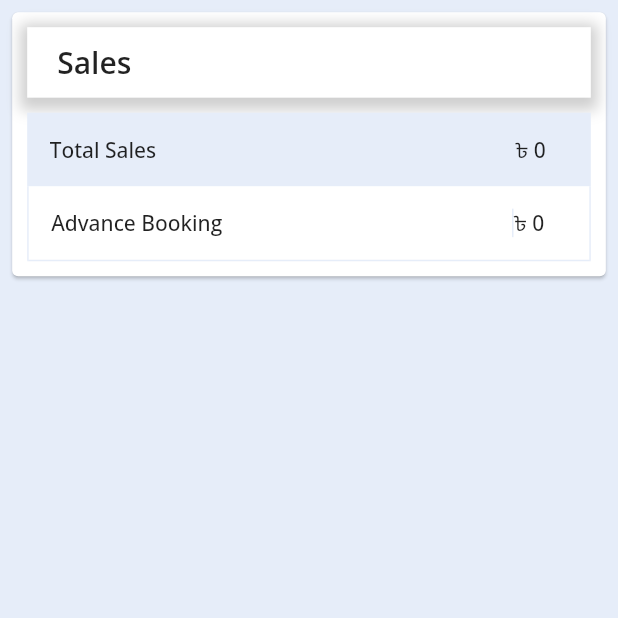
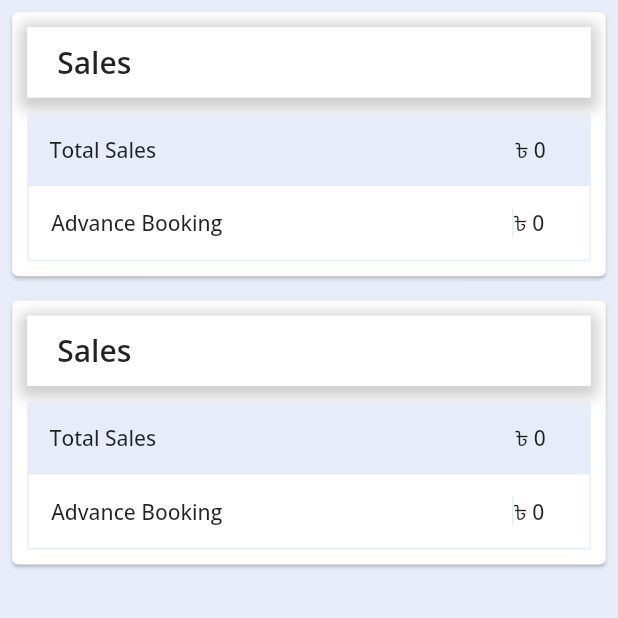
Before and after one commit to SujitSarkar/Red-Saloon-App, a Flutter app: the DailyReportpage screen opened directly, on a phone screen of 412 x 824 dp, the top half of it. Run offline on Flutter 3.47's test engine with Material 2 defaults, Android fonts, the phone set to English and light mode, and no system bars; our stand-ins replace cached_network_image, fluttertoast, get, line_awesome_flutter, shared_preferences; accounts and stored records are empty.

Commit message:
First commit

```diff
--- a/lib/pages/daily_report_page.dart
+++ b/lib/pages/daily_report_page.dart
@@ -1,6 +1,5 @@
-
-
 import 'package:flutter/material.dart';
+import 'package:get/get.dart';
 import 'package:red_saloon/variables/config.dart';
 
 class DailyReportpage extends StatelessWidget {
@@ -14,7 +13,7 @@ class DailyReportpage extends StatelessWidget {
           body: ListView(
             children: [
               Padding(
-              padding:  EdgeInsets.all(dSize(.010)),
+                padding: EdgeInsets.all(dSize(.010)),
                 child: Card(
                   child: Padding(
                     padding: const EdgeInsets.all(10.0),
@@ -22,7 +21,8 @@ class DailyReportpage extends StatelessWidget {
                       crossAxisAlignment: CrossAxisAlignment.start,
                       children: [
                         Container(
-                        padding: const EdgeInsets.symmetric(vertical: 10.0,horizontal: 20.0),
+                            padding: const EdgeInsets.symmetric(
+                                vertical: 10.0, horizontal: 20.0),
                             width: double.infinity,
                             decoration: BoxDecoration(
                               color: Colors.white,
@@ -31,12 +31,19 @@ class DailyReportpage extends StatelessWidget {
                                   color: Colors.grey.withOpacity(0.5),
                                   spreadRadius: 5,
                                   blurRadius: 7,
-                              offset: const Offset(0, 3), // changes position of shadow
+                                  offset: const Offset(
+                                      0, 3), // changes position of shadow
                                 ),
                               ],
                             ),
-                          child: Text("Sales", style: TextStyle(fontWeight: FontWeight.bold,fontSize: 20),)),
-                      SizedBox(height: 10,),
+                            child: Text(
+                              "Sales",
+                              style: TextStyle(
+                                  fontWeight: FontWeight.bold, fontSize: 20),
+                            )),
+                        SizedBox(
+                          height: 10,
+                        ),
                         Container(
                           padding: EdgeInsets.all(15.0),
                           color: Color(0xffE6EDF9),
@@ -56,27 +63,105 @@ class DailyReportpage extends StatelessWidget {
                           decoration: const BoxDecoration(
                               border: Border(
                             top: BorderSide.none,
-                              bottom: BorderSide(color:  Color(0xffE6EDF9)),
+                            bottom: BorderSide(color: Color(0xffE6EDF9)),
                             left: BorderSide(color: Color(0xffE6EDF9)),
                             right: BorderSide(color: Color(0xffE6EDF9)),
-
-
-                            )
-                        ),
+                          )),
                           child: Padding(
                             padding: const EdgeInsets.only(right: 15),
                             child: Row(
                               mainAxisAlignment: MainAxisAlignment.spaceBetween,
-                            children:  [
+                              children: [
                                 Text("Advance Booking"),
                                 Container(
                                     decoration: const BoxDecoration(
                                         border: Border(
+                                      left:
+                                          BorderSide(color: Color(0xffE6EDF9)),
+                                    )),
+                                    child: Text("৳ 0")),
+                              ],
+                            ),
+                          ),
+                        )
+                      ],
+                    ),
+                  ),
+                ),
+              ),
+              Padding(
 
+                padding: EdgeInsets.all(dSize(.010)),
+                child: Card(
+
+                  child: Padding(
+                    padding: const EdgeInsets.all(10.0),
+                    child: Column(
+                      crossAxisAlignment: CrossAxisAlignment.start,
+
+                      children: [
+                        Container(
+
+                            padding: const EdgeInsets.symmetric(
+                                vertical: 10.0, horizontal: 20.0),
+                            width: double.infinity,
+                            decoration: BoxDecoration(
+                              color: Colors.white,
+
+                              boxShadow: [
+                                BoxShadow(
+                                  color: Colors.grey.withOpacity(0.5),
+                                  spreadRadius: 5,
+                                  blurRadius: 7,
+                                  offset: const Offset(
+                                      0, 3), // changes position of shadow
+                                ),
+                              ],
+                            ),
+                            child: const Text(
+                              "Sales",
+                              style: TextStyle(
+
+                                  fontWeight: FontWeight.bold, fontSize: 20),
+                            )),
+                        const SizedBox(
+                          height: 10,
+                        ),
+                        Container(
+                          padding: EdgeInsets.all(15.0),
+                          color: Color(0xffE6EDF9),
+                          child: Padding(
+                            padding: const EdgeInsets.only(right: 15),
+                            child: Row(
+                              mainAxisAlignment: MainAxisAlignment.spaceBetween,
+                              children: const [
+                                Text("Total Sales"),
+                                Text("৳ 0")
+                              ],
+                            ),
+                          ),
+                        ),
+                        Container(
+                          padding: EdgeInsets.all(15.0),
+                          decoration: const BoxDecoration(
+                              border: Border(
+                            top: BorderSide.none,
+                            bottom: BorderSide(color: Color(0xffE6EDF9)),
                             left: BorderSide(color: Color(0xffE6EDF9)),
-
-                                  )
-                                ),
+                            right: BorderSide(color: Color(0xffE6EDF9)),
+                          )),
+                          child: Padding(
+                            padding: const EdgeInsets.only(right: 15),
+                            child: Row(
+                              mainAxisAlignment: MainAxisAlignment.spaceBetween,
+                              children: [
+                                Text("Advance Booking"),
+                                Container(
+                                    decoration: const BoxDecoration(
+                                        border: Border(
+                                      left:
+                                          BorderSide(color: Color(0xffE6EDF9)),
+                                    )),
                                     child: Text("৳ 0")),
                               ],
                             ),
@@ -88,82 +173,7 @@ class DailyReportpage extends StatelessWidget {
                 ),
               ),
             ],
-        )
-        // Padding(
-        //   padding:  EdgeInsets.all(dSize(.010)),
-        //   child: Card(
-        //     child: Padding(
-        //       padding: const EdgeInsets.all(10.0),
-        //       child: Column(
-        //         crossAxisAlignment: CrossAxisAlignment.start,
-        //         children: [
-        //           Container(
-        //             padding: const EdgeInsets.symmetric(vertical: 10.0,horizontal: 20.0),
-        //             width: double.infinity,
-        //             decoration: BoxDecoration(
-        //               color: Colors.white,
-        //               boxShadow: [
-        //                 BoxShadow(
-        //                   color: Colors.grey.withOpacity(0.5),
-        //                   spreadRadius: 5,
-        //                   blurRadius: 7,
-        //                   offset: const Offset(0, 3), // changes position of shadow
-        //                 ),
-        //               ],
-        //             ),
-        //               child: Text("Sales", style: TextStyle(fontWeight: FontWeight.bold,fontSize: 20),)),
-        //           SizedBox(height: 10,),
-        //           Container(
-        //             padding: EdgeInsets.all(15.0),
-        //             color: Color(0xffE6EDF9),
-        //             child: Padding(
-        //               padding: const EdgeInsets.only(right: 15),
-        //               child: Row(
-        //                 mainAxisAlignment: MainAxisAlignment.spaceBetween,
-        //                 children: const [
-        //                   Text("Total Sales"),
-        //                   Text("৳ 0")
-        //                 ],
-        //               ),
-        //             ),
-        //           ),
-        //           Container(
-        //             padding: EdgeInsets.all(15.0),
-        //             decoration: const BoxDecoration(
-        //                 border: Border(
-        //                   top: BorderSide.none,
-        //                   bottom: BorderSide(color:  Color(0xffE6EDF9)),
-        //                   left: BorderSide(color: Color(0xffE6EDF9)),
-        //                   right: BorderSide(color: Color(0xffE6EDF9)),
-        //
-        //
-        //                 )
-        //             ),
-        //             child: Padding(
-        //               padding: const EdgeInsets.only(right: 15),
-        //               child: Row(
-        //                 mainAxisAlignment: MainAxisAlignment.spaceBetween,
-        //                 children:  [
-        //                   Text("Advance Booking"),
-        //                   Container(
-        //                     decoration: const BoxDecoration(
-        //                       border: Border(
-        //
-        //                         left: BorderSide(color: Color(0xffE6EDF9)),
-        //
-        //                       )
-        //                     ),
-        //                       child: Text("৳ 0")),
-        //                 ],
-        //               ),
-        //             ),
-        //           )
-        //         ],
-        //       ),
-        //     ),
-        //   ),
-        // ),
-      ),
+          )),
     );
   }
 }
```
Lines whose indentation alone changed are shown as unchanged.
